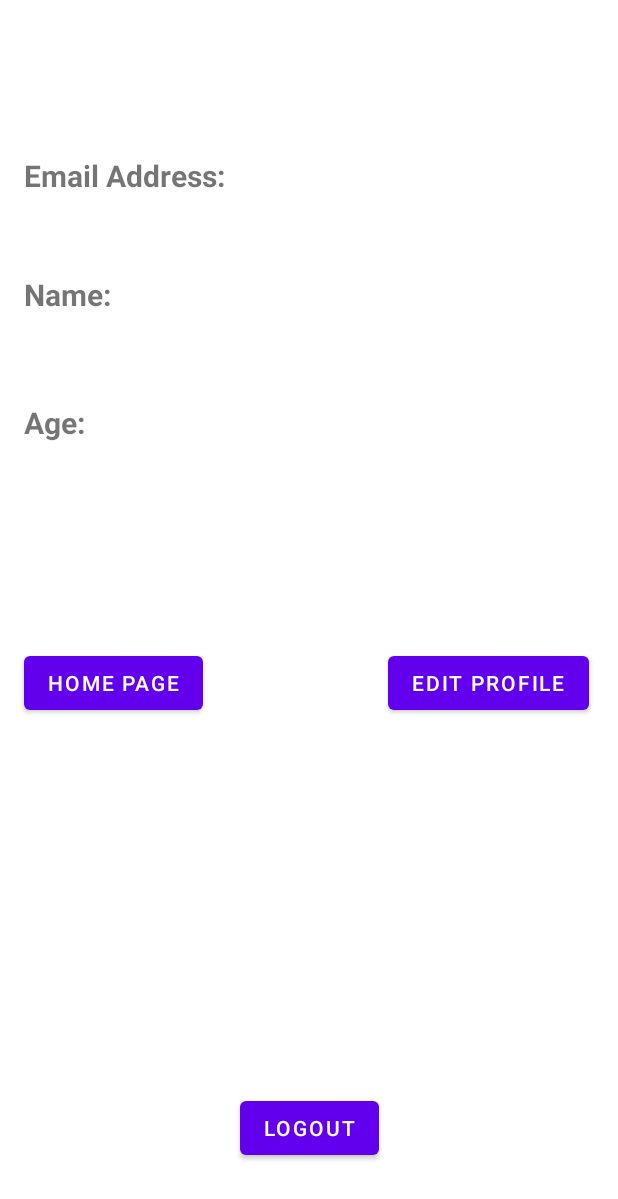
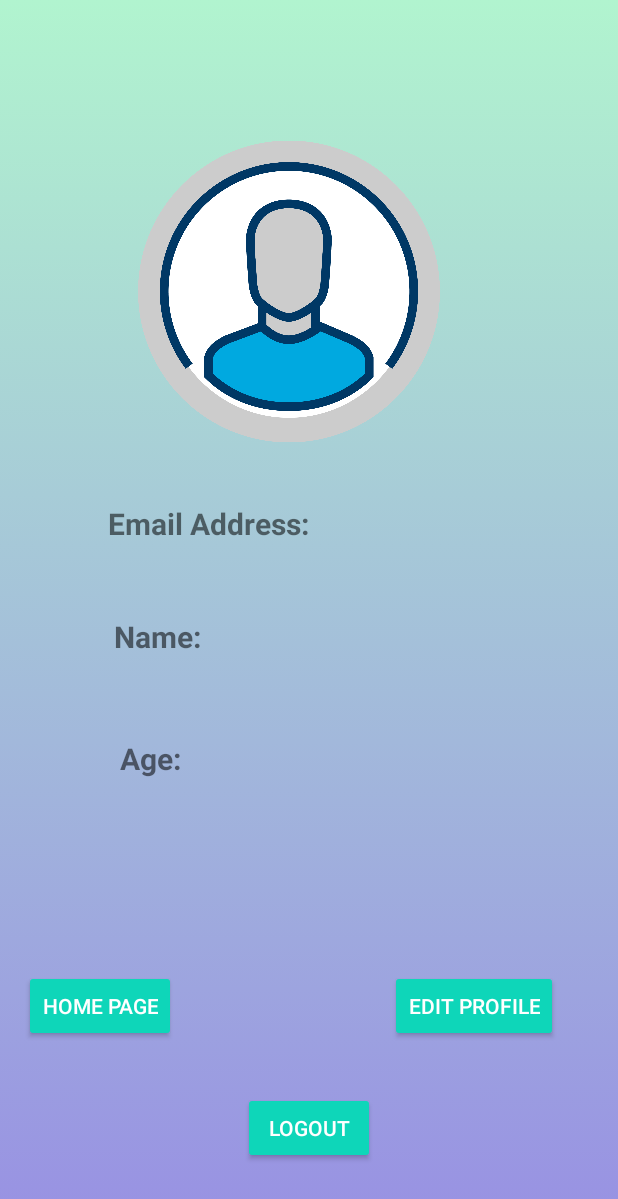
Before and after one commit to ETS-Android3/CookingCoach, an Android app: the ProfilePage screen opened directly, with no data from a screen before it, on a phone screen of 412 x 824 dp. Shown: the top 1199 px of the screen. Run offline under Robolectric (Android 15) with nearby library versions, the phone set to English and light mode, and no system bars; our stand-ins replace Firebase (no records; nobody signed in at launch, a user with empty details on screens opened directly).

Commit message:
Last update!!

```diff
--- /dev/null
+++ b/app/src/main/res/drawable/gradient_background.xml
@@ -0,0 +1,13 @@
+<?xml version="1.0" encoding="utf-8"?>
+<selector xmlns:android="http://schemas.android.com/apk/res/android">
+
+    <item>
+        <shape>
+            <gradient
+                android:angle="90"
+                android:startColor = "#9890e3"
+                android:endColor="#b1f4cf"
+                android:type="linear"/>
+        </shape>
+    </item>
+</selector>
--- a/app/src/main/res/layout/activity_edit_profile.xml
+++ b/app/src/main/res/layout/activity_edit_profile.xml
@@ -4,7 +4,8 @@
     xmlns:tools="http://schemas.android.com/tools"
     android:layout_width="match_parent"
     android:layout_height="match_parent"
-    tools:context=".EditProfile">
+    tools:context=".EditProfile"
+    android:background = "@drawable/gradient_background">
 
 
     <EditText
--- a/app/src/main/res/layout/activity_profile.xml
+++ b/app/src/main/res/layout/activity_profile.xml
@@ -6,7 +6,8 @@
     android:layout_width="match_parent"
     android:layout_height="match_parent"
     android:orientation="vertical"
-    tools:context=".ProfileActivity">
+    tools:context=".ProfileActivity"
+    android:background = "@drawable/gradient_background">
 
     <androidx.cardview.widget.CardView
         app:cardElevation="8dp"
--- a/app/src/main/res/layout/activity_profile_page.xml
+++ b/app/src/main/res/layout/activity_profile_page.xml
@@ -4,7 +4,8 @@
     xmlns:tools="http://schemas.android.com/tools"
     android:layout_width="match_parent"
     android:layout_height="match_parent"
-    tools:context=".ProfilePage">
+    tools:context=".ProfilePage"
+    android:background = "@drawable/gradient_background">
 
 
     <Button
@@ -12,6 +13,8 @@
         android:layout_width="wrap_content"
         android:layout_height="wrap_content"
         android:text="Logout"
+        android:backgroundTint="#0ED6B9"
+        android:textColor="#ffffff"
         app:layout_constraintBottom_toBottomOf="parent"
         app:layout_constraintEnd_toEndOf="parent"
         app:layout_constraintStart_toStartOf="parent"
@@ -23,8 +26,8 @@
         android:id="@+id/greeting"
         android:layout_width="wrap_content"
         android:layout_height="wrap_content"
-        android:layout_marginLeft="16dp"
-        android:layout_marginTop="56dp"
+        android:layout_marginLeft="60dp"
+        android:layout_marginTop="40dp"
         android:textSize="20sp"
         app:layout_constraintLeft_toLeftOf="parent"
         app:layout_constraintTop_toTopOf="parent"
@@ -34,90 +37,102 @@
         android:id="@+id/emailAddressTitle"
         android:layout_width="250dp"
         android:layout_height="32dp"
+        android:layout_marginLeft="12dp"
+        android:layout_marginTop="268dp"
         android:text="Email Address:"
         android:textSize="20sp"
         android:textStyle="bold"
-        android:layout_marginTop = "20dp"
-        app:layout_constraintTop_toBottomOf="@+id/greeting"
         app:layout_constraintLeft_toLeftOf="@+id/greeting"
-        />
+        app:layout_constraintTop_toBottomOf="@+id/greeting" />
 
     <TextView
         android:id="@+id/emailAddress"
         android:layout_width="wrap_content"
         android:layout_height="wrap_content"
-        app:layout_constraintTop_toBottomOf="@+id/emailAddressTitle"
+        android:layout_marginLeft="4dp"
+        android:textSize="20sp"
         app:layout_constraintLeft_toLeftOf="@+id/emailAddressTitle"
-        android:layout_marginLeft="30dp"
-        android:textSize = "20sp"
-        />
+        app:layout_constraintTop_toBottomOf="@+id/emailAddressTitle" />
 
     <TextView
         android:id="@+id/nameTitle"
         android:layout_width="113dp"
         android:layout_height="38dp"
+        android:layout_marginLeft="16dp"
+        android:layout_marginTop="16dp"
         android:text="Name:"
         android:textSize="20sp"
         android:textStyle="bold"
-        app:layout_constraintTop_toBottomOf="@+id/emailAddress"
         app:layout_constraintLeft_toLeftOf="@+id/greeting"
-        android:layout_marginTop="20dp"
-        />
+        app:layout_constraintTop_toBottomOf="@+id/emailAddress" />
 
     <TextView
         android:id="@+id/name"
         android:layout_width="wrap_content"
         android:layout_height="wrap_content"
-        app:layout_constraintTop_toBottomOf="@+id/nameTitle"
+        android:layout_marginLeft="4dp"
+        android:textSize="20sp"
         app:layout_constraintLeft_toLeftOf="@+id/emailAddressTitle"
-        android:layout_marginLeft="30dp"
-        android:textSize = "20sp"    />
+        app:layout_constraintTop_toBottomOf="@+id/nameTitle" />
 
     <TextView
         android:id="@+id/ageTitle"
         android:layout_width="wrap_content"
         android:layout_height="wrap_content"
+        android:layout_marginLeft="4dp"
+        android:layout_marginTop="16dp"
         android:text="Age:"
         android:textSize="20sp"
         android:textStyle="bold"
-        app:layout_constraintTop_toBottomOf="@+id/name"
         app:layout_constraintLeft_toLeftOf="@+id/nameTitle"
-        android:layout_marginTop="20dp"
-        />
+        app:layout_constraintTop_toBottomOf="@+id/name" />
 
     <TextView
-        android:id= "@+id/age"
-        android:layout_width = "wrap_content"
+        android:id="@+id/age"
+        android:layout_width="wrap_content"
         android:layout_height="wrap_content"
+        android:layout_marginLeft="4dp"
+        android:textSize="20sp"
+        app:layout_constraintLeft_toLeftOf="@+id/nameTitle"
         app:layout_constraintTop_toBottomOf="@+id/ageTitle"
-        app:layout_constraintLeft_toLeftOf="@+id/nameTitle"
-        android:layout_marginLeft="30dp"
-        android:textSize = "20sp"
 
-    />
+        />
 
     <Button
         android:id="@+id/home"
         android:layout_width="wrap_content"
         android:layout_height="wrap_content"
+        android:backgroundTint="#0ED6B9"
         android:text="Home Page"
+        android:textColor="#ffffff"
         app:layout_constraintBottom_toBottomOf="parent"
         app:layout_constraintEnd_toEndOf="parent"
-        app:layout_constraintHorizontal_bias="0.055"
+        app:layout_constraintHorizontal_bias="0.051"
         app:layout_constraintStart_toStartOf="parent"
         app:layout_constraintTop_toTopOf="parent"
-        app:layout_constraintVertical_bias="0.556" />
+        app:layout_constraintVertical_bias="0.833" />
 
     <Button
         android:id="@+id/editProfile"
         android:layout_width="wrap_content"
         android:layout_height="wrap_content"
+        android:backgroundTint="#0ED6B9"
         android:text="Edit Profile"
+        android:textColor="#ffffff"
         app:layout_constraintBottom_toBottomOf="parent"
         app:layout_constraintEnd_toEndOf="parent"
-        app:layout_constraintHorizontal_bias="0.931"
+        app:layout_constraintHorizontal_bias="0.866"
         app:layout_constraintStart_toStartOf="parent"
         app:layout_constraintTop_toTopOf="parent"
-        app:layout_constraintVertical_bias="0.556" />
+        app:layout_constraintVertical_bias="0.833" />
+
+    <ImageView
+        android:id="@+id/imageView3"
+        android:layout_width="201dp"
+        android:layout_height="254dp"
+        android:layout_marginStart="32dp"
+        app:layout_constraintStart_toStartOf="@+id/greeting"
+        app:layout_constraintTop_toBottomOf="@+id/greeting"
+        app:srcCompat="@drawable/android" />
 
 </androidx.constraintlayout.widget.ConstraintLayout>
--- a/app/src/main/res/values/themes.xml
+++ b/app/src/main/res/values/themes.xml
@@ -1,6 +1,6 @@
 <resources xmlns:tools="http://schemas.android.com/tools">
     <!-- Base application theme. -->
-    <style name="Theme.LoginPractice" parent="Theme.MaterialComponents.DayNight.NoActionBar">
+    <style name="Theme.LoginPractice" parent="Theme.AppCompat.Light.NoActionBar">
         <!-- Primary brand color. -->
         <item name="colorPrimary">@color/purple_500</item>
         <item name="colorPrimaryVariant">@color/purple_700</item>
```
Also changed, not shown: app/src/main/java/com/example/CookingCoach/EditProfile.java (+60 -3 lines), app/src/main/res/layout/activity_forgot_password.xml (+19 -8 lines), app/src/main/res/layout/activity_main.xml (+48 -28 lines), app/src/main/res/layout/activity_register_user.xml (+41 -19 lines), app/src/main/res/drawable/android.png (added), app/src/main/res/drawable/android2.png (added), app/src/main/res/drawable/android3.jpg (added), app/src/main/res/drawable/android4.png (added), app/src/main/res/drawable/android6.png (added), app/src/main/res/drawable/android7.png (added), app/src/main/res/drawable/android8.png (added).
